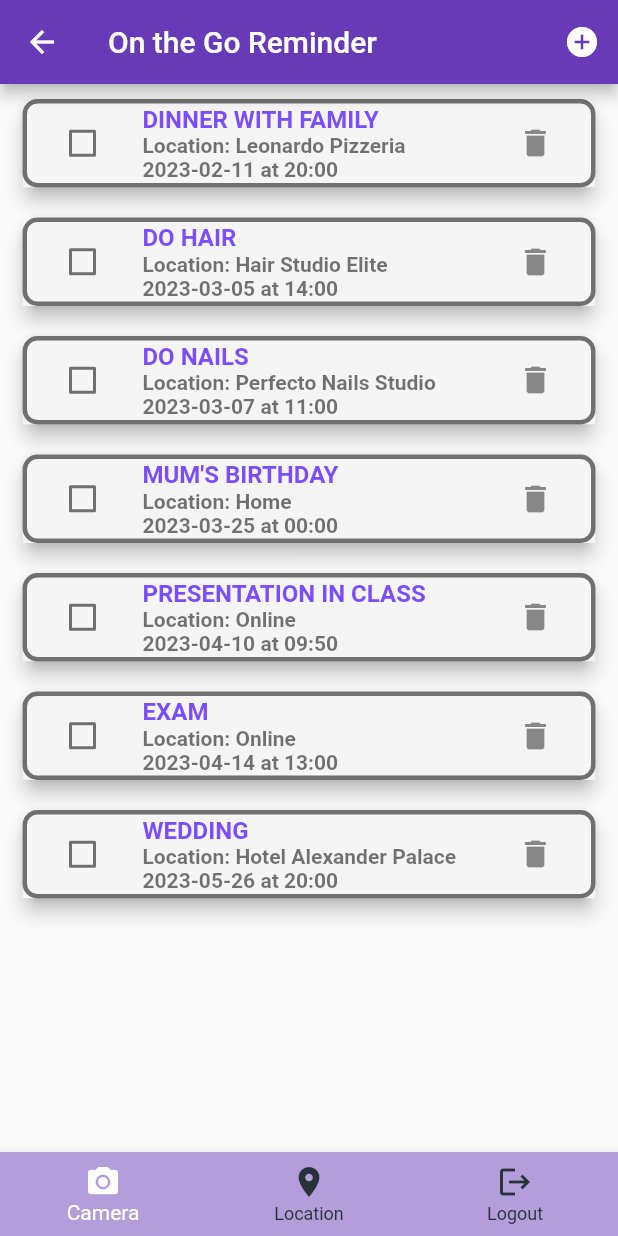
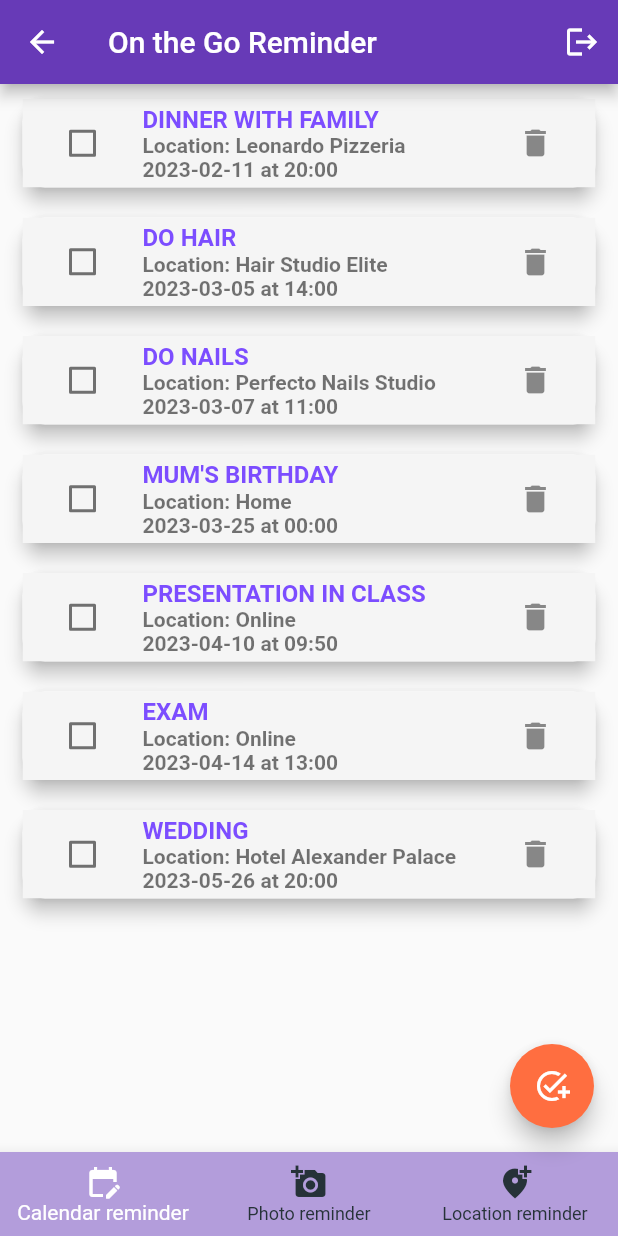
Before and after one commit to spaunkoska22/MIS, a Flutter app: the MainScreen screen opened directly, on a phone screen of 412 x 824 dp. Run offline on Flutter 3.47's test engine with Material 2 defaults, Android fonts, the phone set to English and light mode, and no system bars; our stand-ins replace camera, firebase_auth, firebase_core, google_maps_flutter, nanoid, permission_handler and 1 more; missing offline and left inert: flutter_polyline_points; accounts and stored records are empty.

Commit message:
Location with directions added + changes in UI

```diff
--- a/lib/main.dart
+++ b/lib/main.dart
@@ -1,6 +1,6 @@
 import 'package:flutter/material.dart';
 import 'package:firebase_core/firebase_core.dart';
-import 'package:on_the_go_reminder/views/welcome_screen.dart';
+import 'package:on_the_go_reminder/views/main_screen.dart';
 import 'package:camera/camera.dart';
 
 List<CameraDescription> cameras = [];
@@ -30,7 +30,7 @@ class MyApp extends StatelessWidget {
         primarySwatch: Colors.deepPurple,
       ),
       debugShowCheckedModeBanner: false,
-      home: const WelcomeScreen(),
+      home: const MainScreen(),
     );
   }
 }
--- a/lib/views/main_screen.dart
+++ b/lib/views/main_screen.dart
@@ -6,6 +6,7 @@ import 'package:on_the_go_reminder/models/ToDoItem.dart';
 import 'package:on_the_go_reminder/views/camera_screen.dart';
 import 'package:on_the_go_reminder/widgets/CreateNewToDoItem.dart';
 import 'package:on_the_go_reminder/views/login_screen.dart';
+import 'package:on_the_go_reminder/views/location_screen.dart';
 
 class MainScreen extends StatefulWidget {
   const MainScreen({super.key});
@@ -102,8 +103,8 @@ class _MainScreenState extends State<MainScreen> {
     try {
       await FirebaseAuth.instance.signOut().then((value) {
         print("User signed out");
-        Navigator.push(
-            context, MaterialPageRoute(builder: (context) => const LogInScreen()));
+        Navigator.push(context,
+            MaterialPageRoute(builder: (context) => const LogInScreen()));
       });
     } on FirebaseAuthException catch (e) {
       print("ERROR HERE");
@@ -116,36 +117,53 @@ class _MainScreenState extends State<MainScreen> {
       title: const Text("On the Go Reminder"),
       actions: [
         IconButton(
-            icon: const Icon(Icons.add_circle),
-            onPressed: () => _showModal(context)),
-        //ElevatedButton(
-        //onPressed: _signOut,
-        //child: const Text("Sign Out"),
-        // )
+          icon: const Icon(Icons.logout),
+          onPressed: _signOut,
+        ),
       ],
     );
   }
 
   bool isChecked = false;
-  int _selectedIndex = 0;
+  int selectedIndex = 0;
+  List<ToDoItem> selectedItems = [];
 
   void _onItemTapped(int index) {
     setState(() {
-      _selectedIndex = index;
+      selectedIndex = index;
     });
-    print(_selectedIndex);
-    if (_selectedIndex == 0) {
+    print(selectedIndex);
+    if (selectedIndex == 0) {
+      Navigator.push(
+        context,
+        MaterialPageRoute(builder: (context) => const MainScreen()),
+      );
+    } else if (selectedIndex == 1) {
       Navigator.push(
         context,
         MaterialPageRoute(builder: (context) => const CameraScreen()),
       );
-    } else if (_selectedIndex == 2) {
-      _signOut();
+    } else if (selectedIndex == 2) {
+      Navigator.push(
+        context,
+        MaterialPageRoute(builder: (context) => const MapScreen()),
+      );
     }
   }
 
-  Widget _createBody(BuildContext context) {
+  Widget createBody(BuildContext context) {
     return Scaffold(
+      floatingActionButton: Positioned(
+        top: 60,
+        right: 20,
+        child: FloatingActionButton(
+          onPressed: () {
+            _showModal(context);
+          },
+          backgroundColor: Colors.deepOrangeAccent,
+          child: const Icon(Icons.add_task),
+        ),
+      ),
       body: Container(
         child: Scrollbar(
           thumbVisibility: true,
@@ -177,14 +195,8 @@ class _MainScreenState extends State<MainScreen> {
                               elevation: 5,
                               margin: const EdgeInsets.symmetric(
                                   vertical: 10, horizontal: 15),
-                              shape: const RoundedRectangleBorder(
-                                borderRadius: BorderRadius.only(
-                                  bottomRight: Radius.circular(10),
-                                  topRight: Radius.circular(10),
-                                  topLeft: Radius.circular(10),
-                                  bottomLeft: Radius.circular(10),
-                                ),
-                                side: BorderSide(width: 3, color: Colors.black54),
+                              shape: RoundedRectangleBorder(
+                                borderRadius: BorderRadius.circular(15.0),
                               ),
                               child: ListTile(
                                 tileColor: Colors.grey[100],
@@ -195,7 +207,9 @@ class _MainScreenState extends State<MainScreen> {
                                       color: Colors.deepPurpleAccent),
                                 ),
                                 subtitle: Text(
-                                    _modifyLocation(_items[index].location) + "\n"  + _modifyDate(_items[index].date),
+                                  _modifyLocation(_items[index].location) +
+                                      "\n" +
+                                      _modifyDate(_items[index].date),
                                   style: const TextStyle(
                                       fontWeight: FontWeight.bold),
                                 ),
@@ -205,13 +219,18 @@ class _MainScreenState extends State<MainScreen> {
                                   icon: const Icon(Icons.delete),
                                 ),
                                 leading: Checkbox(
-                                  value: isChecked,
-                                  onChanged: (bool? value) {
-                                    setState(() {
-                                      isChecked = value!;
-                                    });
-                                  },
-                                ),
+                                    value:
+                                        selectedItems.contains(_items[index]),
+                                    onChanged: (value) {
+                                      setState(() {
+                                        if (selectedItems
+                                            .contains(_items[index])) {
+                                          selectedItems.remove(_items[index]);
+                                        } else {
+                                          selectedItems.add(_items[index]);
+                                        }
+                                      });
+                                    }),
                               ),
                             );
                           },
@@ -229,19 +248,19 @@ class _MainScreenState extends State<MainScreen> {
         unselectedItemColor: Colors.blueGrey[900],
         items: const <BottomNavigationBarItem>[
           BottomNavigationBarItem(
-            icon: Icon(Icons.camera_alt),
-            label: 'Camera',
+            icon: Icon(Icons.edit_calendar),
+            label: 'Calendar reminder',
           ),
           BottomNavigationBarItem(
-            icon: Icon(Icons.location_on),
-            label: 'Location',
+            icon: Icon(Icons.add_a_photo),
+            label: 'Photo reminder',
           ),
           BottomNavigationBarItem(
-            icon: Icon(Icons.logout),
-            label: 'Logout',
+            icon: Icon(Icons.add_location_alt),
+            label: 'Location reminder',
           ),
         ],
-        currentIndex: _selectedIndex,
+        currentIndex: selectedIndex,
         onTap: _onItemTapped,
       ),
     );
@@ -251,7 +270,7 @@ class _MainScreenState extends State<MainScreen> {
   Widget build(BuildContext context) {
     return Scaffold(
       appBar: _createAppBar(context),
-      body: _createBody(context),
+      body: createBody(context),
     );
   }
 }
--- a/pubspec.yaml
+++ b/pubspec.yaml
@@ -45,6 +45,8 @@ dependencies:
   path: ^1.8.2
   video_player: ^2.5.1
   permission_handler: ^10.2.0
+  google_maps_flutter: ^2.2.3
+  flutter_polyline_points: ^1.0.0
 
 dev_dependencies:
   flutter_test:
```
Also changed, not shown: lib/views/location_screen.dart (added, +114 -0 lines), pubspec.lock, 1 other file.
